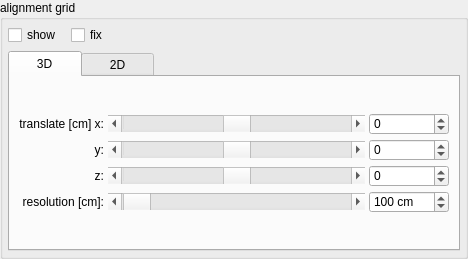
ped-dyn-emp/PeTrack, file ui/alignmentGridBox.ui: the form before one commit.
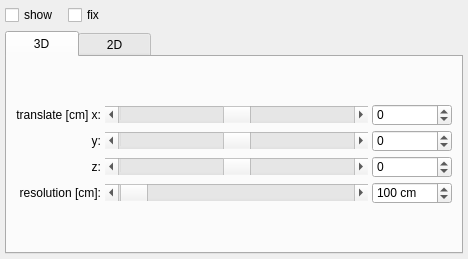
The form after the commit. Custom widgets are drawn as their Qt base class.

What changed in the file:
```diff
--- a/ui/alignmentGridBox.ui
+++ b/ui/alignmentGridBox.ui
@@ -1,7 +1,7 @@
 <?xml version="1.0" encoding="UTF-8"?>
 <ui version="4.0">
  <class>AlignmentGridBox</class>
- <widget class="QGroupBox" name="AlignmentGridBox">
+ <widget class="QWidget" name="AlignmentGridBox">
   <property name="geometry">
    <rect>
     <x>0</x>
@@ -31,9 +31,6 @@
   <property name="focusPolicy">
    <enum>Qt::TabFocus</enum>
   </property>
-  <property name="title">
-   <string>alignment grid</string>
-  </property>
   <layout class="QVBoxLayout" name="verticalLayout_15">
    <property name="leftMargin">
     <number>5</number>
```
